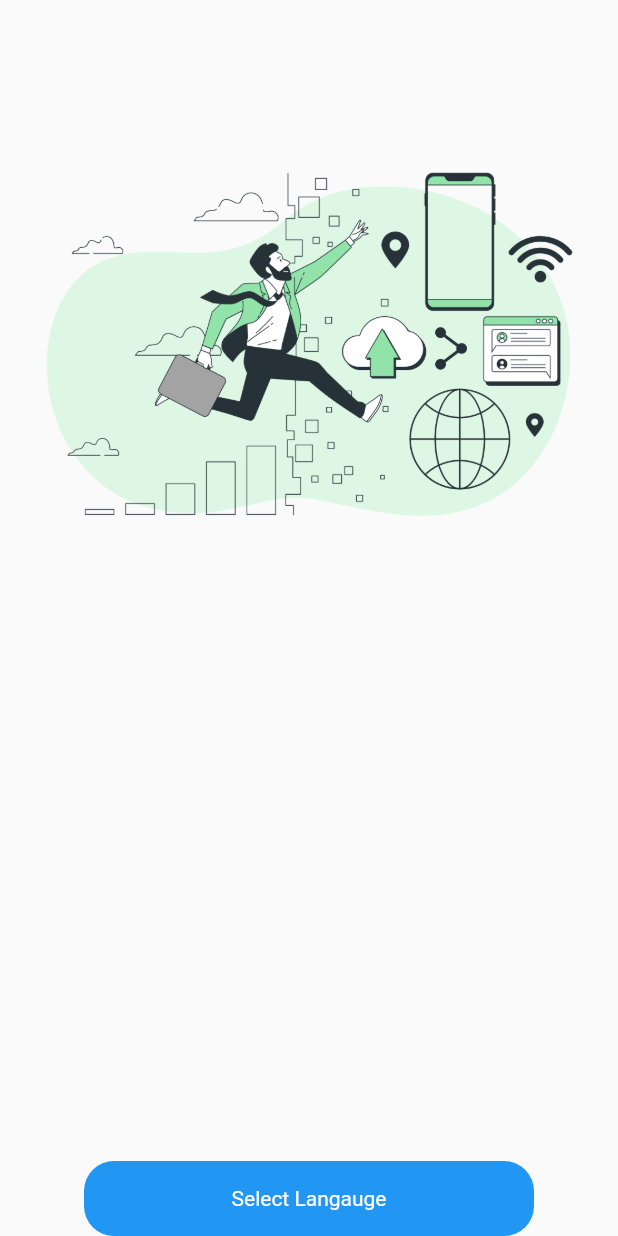
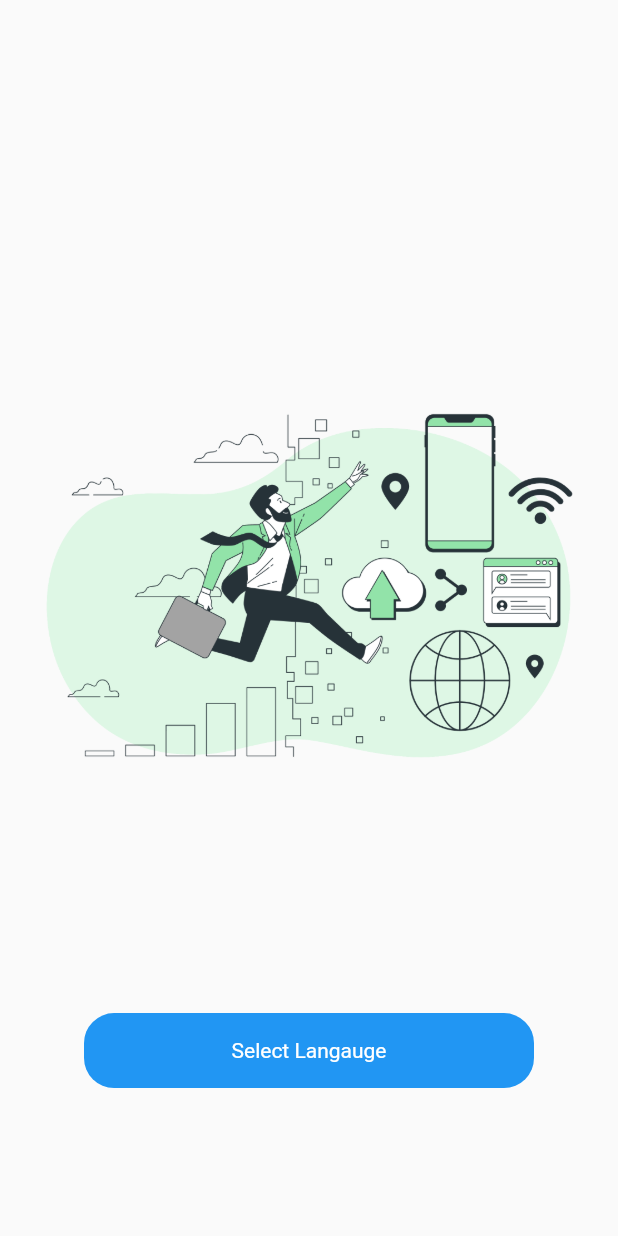
Before and after one commit to SangeethCK/demoappsquiso, a Flutter app: the screen it shows after launch, on a phone screen of 412 x 824 dp. Run offline on Flutter 3.47's test engine with Material 2 defaults, Android fonts, the phone set to English and light mode, and no system bars; our stand-ins replace get.

Commit message:
Please enter the commit message for your changes. Lines starting with '#' will be ignored, and an empty message aborts the commit.
On branch master
Your branch is up to date with 'origin/master'.

Changes to be committed:
	modified:   lib/business_type/business_type.dart
	modified:   lib/login/login.dart
	modified:   lib/main.dart
	modified:   lib/splash/splash_screen.dart

```diff
--- a/lib/business_type/business_type.dart
+++ b/lib/business_type/business_type.dart
@@ -57,6 +57,7 @@ class BusinessType extends StatelessWidget {
   }
 }
 
+// ignore: must_be_immutable
 class TypeOfBusiness extends StatelessWidget {
   String text;
   Function() function;
--- a/lib/login/login.dart
+++ b/lib/login/login.dart
@@ -35,7 +35,7 @@ class LoginPage extends StatelessWidget {
               const SizedBox(height: 20),
               InkWell(
                 onTap: () {
-                  Get.to(() => BusinessType());
+                  Get.to(() => const BusinessType());
                 },
                 child: Container(
                   height: 50,
@@ -75,6 +75,7 @@ class LoginPage extends StatelessWidget {
   }
 }
 
+// ignore: must_be_immutable
 class Textfield extends StatelessWidget {
   String text;
   Textfield({Key? key, required this.text})
--- a/lib/main.dart
+++ b/lib/main.dart
@@ -18,6 +18,6 @@ class MyApp extends StatelessWidget {
         theme: ThemeData(
           primarySwatch: Colors.blue,
         ),
-        home: SplashScreen());
+        home: const SplashScreen());
   }
 }
--- a/lib/splash/splash_screen.dart
+++ b/lib/splash/splash_screen.dart
@@ -1,7 +1,5 @@
 import 'package:demoappsquiso/login/login.dart';
 import 'package:flutter/material.dart';
-import 'package:flutter/src/widgets/container.dart';
-import 'package:flutter/src/widgets/framework.dart';
 import 'package:get/get.dart';
 
 class SplashScreen extends StatelessWidget {
@@ -15,15 +13,15 @@ class SplashScreen extends StatelessWidget {
       body: Column(
         mainAxisAlignment: MainAxisAlignment.center,
         children: [
-          const SizedBox(height: 20),
+          // const SizedBox(height: 20),
           Center(
             child: SizedBox(
-                height: hight * .50,
+                height: hight * .70,
                 width: width * .90,
                 child: Image.asset(
                     'assets/images/Digital transformation-bro.png')),
           ),
-          const Spacer(),
+          // const Spacer(),
           InkWell(
             onTap: () {
               Get.to(() => const LoginPage());
@@ -35,7 +33,7 @@ class SplashScreen extends StatelessWidget {
                 color: Colors.blue,
                 borderRadius: BorderRadius.circular(20),
               ),
-              child: Center(
+              child: const Center(
                   child: Text(
                 'Select Langauge',
                 style: TextStyle(color: Colors.white),
```
